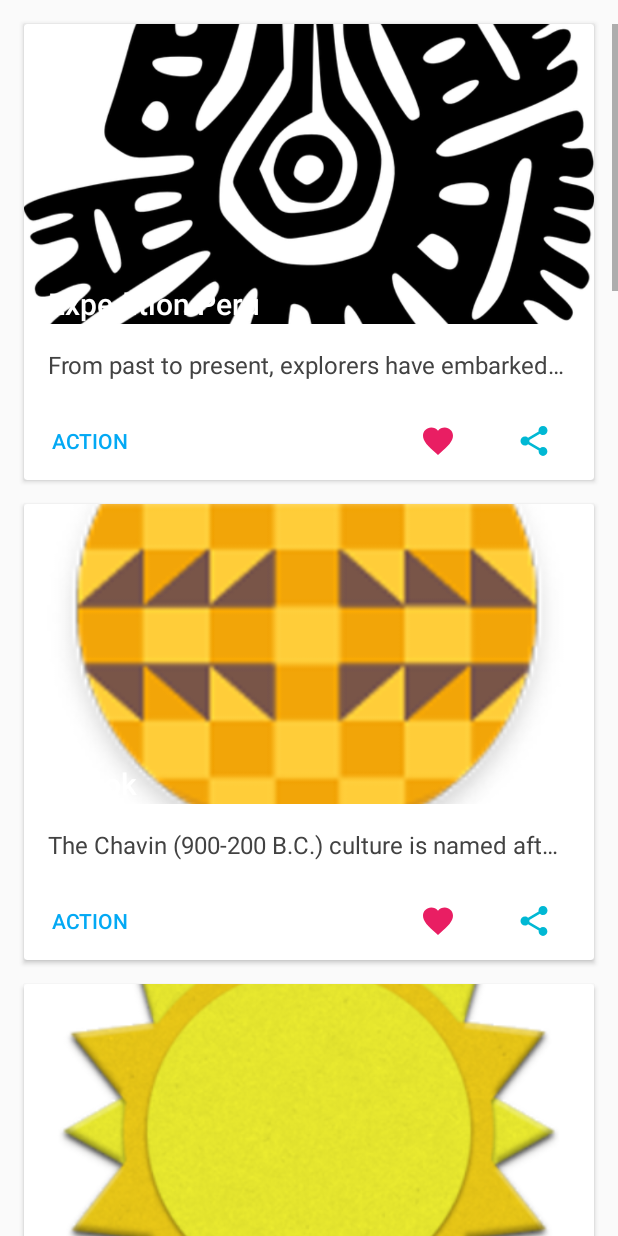
After one commit to cerodriguez46/MyPortfolio, an Android app: the fragment CardContentFragment shown on its own in the app's theme, on a phone screen of 412 x 824 dp. The commit adds this screen. Run offline under Robolectric (Android 15) with nearby library versions, the phone set to English and light mode, and no system bars.

Commit message:
Added cardview java for profile tab. Added layout file for cardview. Added vector icon colors.

```diff
--- /dev/null
+++ b/app/src/main/java/christopher/myportfolio/CardContentFragment.java
@@ -0,0 +1,131 @@
+package christopher.myportfolio;
+
+import android.content.Context;
+import android.content.Intent;
+import android.content.res.Resources;
+import android.content.res.TypedArray;
+import android.graphics.drawable.Drawable;
+import android.os.Bundle;
+import android.support.design.widget.Snackbar;
+import android.support.v4.app.Fragment;
+import android.support.v7.widget.LinearLayoutManager;
+import android.support.v7.widget.RecyclerView;
+import android.view.LayoutInflater;
+import android.view.View;
+import android.view.ViewGroup;
+import android.widget.Button;
+import android.widget.ImageButton;
+import android.widget.ImageView;
+import android.widget.TextView;
+
+/**
+ * Created by Christopher on 2/12/2017.
+ */
+
+//This file defines all the methods for the card fragment
+
+public class CardContentFragment extends Fragment {
+
+    @Override
+    public View onCreateView(LayoutInflater inflater, ViewGroup container,
+                             Bundle savedInstanceState) {
+        RecyclerView recyclerView = (RecyclerView) inflater.inflate(
+                R.layout.recycler_view, container, false);
+        ContentAdapter adapter = new ContentAdapter(recyclerView.getContext());
+        recyclerView.setAdapter(adapter);
+        recyclerView.setHasFixedSize(true);
+        recyclerView.setLayoutManager(new LinearLayoutManager(getActivity()));
+        return recyclerView;
+    }
+
+    public static class ViewHolder extends RecyclerView.ViewHolder {
+        public ImageView picture;
+        public TextView name;
+        public TextView description;
+        public ViewHolder(LayoutInflater inflater, ViewGroup parent) {
+            super(inflater.inflate(R.layout.item_card, parent, false));
+            picture = (ImageView) itemView.findViewById(R.id.card_image);
+            name = (TextView) itemView.findViewById(R.id.card_title);
+            description = (TextView) itemView.findViewById(R.id.card_text);
+            itemView.setOnClickListener(new View.OnClickListener() {
+                @Override
+                public void onClick(View v) {
+                    Context context = v.getContext();
+                    Intent intent = new Intent(context, DetailActivity.class);
+                    intent.putExtra(DetailActivity.EXTRA_POSITION, getAdapterPosition());
+                    context.startActivity(intent);
+                }
+            });
+
+            // Adding Snackbar to Action Button inside card
+            Button button = (Button)itemView.findViewById(R.id.action_button);
+            button.setOnClickListener(new View.OnClickListener(){
+                @Override
+                public void onClick(View v) {
+                    Snackbar.make(v, "Action is pressed",
+                            Snackbar.LENGTH_LONG).show();
+                }
+            });
+
+            ImageButton favoriteImageButton =
+                    (ImageButton) itemView.findViewById(R.id.favorite_button);
+            favoriteImageButton.setOnClickListener(new View.OnClickListener(){
+                @Override
+                public void onClick(View v) {
+                    Snackbar.make(v, "Added to Favorite",
+                            Snackbar.LENGTH_LONG).show();
+                }
+            });
+
+            ImageButton shareImageButton = (ImageButton) itemView.findViewById(R.id.share_button);
+            shareImageButton.setOnClickListener(new View.OnClickListener(){
+                @Override
+                public void onClick(View v) {
+                    Snackbar.make(v, "Share article",
+                            Snackbar.LENGTH_LONG).show();
+                }
+            });
+        }
+    }
+
+    /**
+     * Adapter to display recycler view.
+     */
+    public static class ContentAdapter extends RecyclerView.Adapter<ViewHolder> {
+        // Set numbers of Card in RecyclerView.
+        private static final int LENGTH = 11;
+
+        private final String[] mPlaces;
+        private final String[] mPlaceDesc;
+        private final Drawable[] mPlacePictures;
+
+        public ContentAdapter(Context context) {
+            Resources resources = context.getResources();
+            mPlaces = resources.getStringArray(R.array.places);
+            mPlaceDesc = resources.getStringArray(R.array.place_desc);
+            TypedArray a = resources.obtainTypedArray(R.array.places_picture);
+            mPlacePictures = new Drawable[a.length()];
+            for (int i = 0; i < mPlacePictures.length; i++) {
+                mPlacePictures[i] = a.getDrawable(i);
+            }
+            a.recycle();
+        }
+
+        @Override
+        public ViewHolder onCreateViewHolder(ViewGroup parent, int viewType) {
+            return new ViewHolder(LayoutInflater.from(parent.getContext()), parent);
+        }
+
+        @Override
+        public void onBindViewHolder(ViewHolder holder, int position) {
+            holder.picture.setImageDrawable(mPlacePictures[position % mPlacePictures.length]);
+            holder.name.setText(mPlaces[position % mPlaces.length]);
+            holder.description.setText(mPlaceDesc[position % mPlaceDesc.length]);
+        }
+
+        @Override
+        public int getItemCount() {
+            return LENGTH;
+        }
+    }
+}
--- /dev/null
+++ b/app/src/main/res/layout/item_card.xml
@@ -0,0 +1,82 @@
+<?xml version="1.0" encoding="utf-8"?>
+<!--This file gives layout for card fragment-->
+<android.support.v7.widget.CardView xmlns:android="http://schemas.android.com/apk/res/android"
+    xmlns:app="http://schemas.android.com/apk/res-auto"
+    xmlns:tools="http://schemas.android.com/tools"
+    android:id="@+id/card_view"
+    android:layout_width="match_parent"
+    android:layout_height="@dimen/card_height"
+    android:layout_gravity="center"
+    android:layout_marginBottom="@dimen/md_keylines"
+    android:layout_marginLeft="@dimen/md_keylines"
+    android:layout_marginRight="@dimen/md_keylines"
+    android:foreground="?attr/selectableItemBackground">
+
+    <RelativeLayout
+        android:layout_width="match_parent"
+        android:layout_height="wrap_content">
+
+        <ImageView
+            android:id="@+id/card_image"
+            android:layout_width="match_parent"
+            android:layout_height="@dimen/card_image_height"
+            android:scaleType="centerCrop"
+            tools:src="@drawable/maccupichu" />
+
+        <TextView
+            android:id="@+id/card_title"
+            android:layout_width="match_parent"
+            android:layout_height="wrap_content"
+            android:layout_alignBottom="@+id/card_image"
+            android:layout_marginLeft="@dimen/md_keylines"
+            tools:text="@string/item_title"
+            android:textAppearance="@style/TextAppearance.AppCompat.Title"
+            android:textColor="@color/white" />
+
+        <TextView
+            android:id="@+id/card_text"
+            android:layout_width="match_parent"
+            android:layout_height="wrap_content"
+            android:layout_below="@+id/card_image"
+            android:layout_marginLeft="@dimen/md_keylines"
+            android:layout_marginTop="@dimen/md_keylines"
+            android:layout_marginBottom="@dimen/md_keylines"
+            android:layout_marginRight="@dimen/md_keylines"
+            tools:text="@string/item_desc"
+            android:ellipsize="end"
+            android:singleLine="true"
+            android:textColor="@color/dark_grey"
+            android:textSize="@dimen/article_subheading" />
+
+        <Button
+            android:id="@+id/action_button"
+            android:layout_width="wrap_content"
+            android:layout_height="wrap_content"
+            android:layout_below="@+id/card_text"
+            style="?android:attr/borderlessButtonStyle"
+            android:textColor="?attr/colorPrimary"
+            android:text="Action" />
+
+        <ImageButton
+            android:id="@+id/share_button"
+            android:layout_width="@dimen/cards_button_width"
+            android:layout_height="@dimen/cards_button_height"
+            android:layout_marginRight="@dimen/md_keylines"
+            app:srcCompat="@drawable/ic_share_black_24dp"
+            android:layout_below="@+id/card_text"
+            android:layout_alignParentRight="true"
+            style="?android:attr/borderlessButtonStyle"
+            android:tint="@color/share_vector" />
+
+        <ImageButton
+            android:id="@+id/favorite_button"
+            android:layout_width="@dimen/cards_button_width"
+            android:layout_height="@dimen/cards_button_height"
+            android:layout_marginRight="@dimen/md_keylines"
+            app:srcCompat="@drawable/ic_favorite_black_24dp"
+            android:layout_below="@+id/card_text"
+            android:layout_toLeftOf="@id/share_button"
+            style="?android:attr/borderlessButtonStyle"
+            android:tint="@color/like_vector" />
+    </RelativeLayout>
+</android.support.v7.widget.CardView>
--- a/app/src/main/res/values/colors.xml
+++ b/app/src/main/res/values/colors.xml
@@ -8,4 +8,7 @@
     <color name="dark_grey">#424242</color>
     <color name="medium_grey">#9E9E9E</color>
     <color name="button_grey">#757575</color>
+
+    <color name = "like_vector">#E91E63</color>
+    <color name = "share_vector">#00B8D4</color>
 </resources>
```
